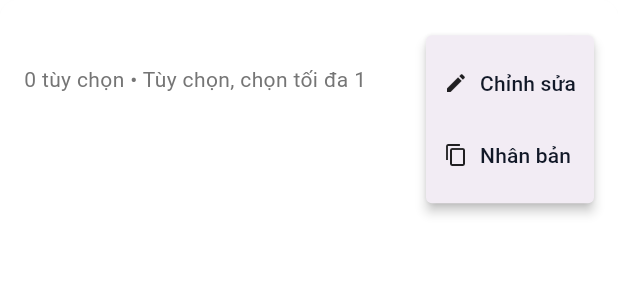
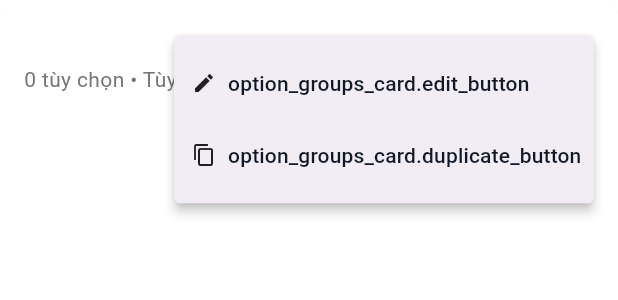
Before and after one commit to nhutquangnguyen/oishimenu-app, a Flutter app: the OptionGroupCard widget shown alone on an empty page, opened directly with empty values, after a tap on the "more vert" icon, on a phone screen of 412 x 824 dp. Shown: the top 300 px of the screen. Run offline on Flutter 3.47's test engine with Material 3 defaults, Android fonts, the phone set to English and light mode, and no system bars; our stand-ins replace easy_localization, fl_chart, flutter_riverpod, go_router, hive, hive_flutter and 5 more; accounts and stored records are empty.

Commit message:
Translate Option Group Card widget (6 strings)
Replaced Vietnamese strings with translation keys:
- Menu action labels (edit, duplicate, delete)
- Toggle required/optional labels
- Duplicate coming soon message

Removed const modifiers from PopupMenuItem widgets containing .tr() calls.

🤖 Generated with [Claude Code](https://claude.com/claude-code)

Co-Authored-By: Claude <noreply@anthropic.com>

```diff
--- a/lib/features/option_groups/widgets/option_group_card.dart
+++ b/lib/features/option_groups/widgets/option_group_card.dart
@@ -1,4 +1,5 @@
 import 'package:flutter/material.dart';
+import 'package:easy_localization/easy_localization.dart';
 import '../../../models/menu_options.dart';
 import '../utils/currency_formatter.dart';
 import '../utils/validation.dart';
@@ -123,13 +124,13 @@ class OptionGroupCard extends StatelessWidget {
                   PopupMenuButton<String>(
                     onSelected: (value) => _handleMenuAction(context, value),
                     itemBuilder: (context) => [
-                      const PopupMenuItem(
+                      PopupMenuItem(
                         value: 'edit',
                         child: Row(
                           children: [
-                            Icon(Icons.edit, size: 16),
-                            SizedBox(width: 8),
-                            Text('Chỉnh sửa'),
+                            const Icon(Icons.edit, size: 16),
+                            const SizedBox(width: 8),
+                            Text('option_groups_card.edit_button'.tr()),
                           ],
                         ),
                       ),
@@ -146,30 +147,30 @@ class OptionGroupCard extends StatelessWidget {
                               ),
                               const SizedBox(width: 8),
                               Text(optionGroup.isRequired
-                                  ? 'Đặt thành tùy chọn'
-                                  : 'Đặt thành bắt buộc'),
+                                  ? 'option_groups_card.set_optional'.tr()
+                                  : 'option_groups_card.set_required'.tr()),
                             ],
                           ),
                         ),
-                      const PopupMenuItem(
+                      PopupMenuItem(
                         value: 'duplicate',
                         child: Row(
                           children: [
-                            Icon(Icons.copy, size: 16),
-                            SizedBox(width: 8),
-                            Text('Nhân bản'),
+                            const Icon(Icons.copy, size: 16),
+                            const SizedBox(width: 8),
+                            Text('option_groups_card.duplicate_button'.tr()),
                           ],
                         ),
                       ),
                       if (onDelete != null) ...[
                         const PopupMenuDivider(),
-                        const PopupMenuItem(
+                        PopupMenuItem(
                           value: 'delete',
                           child: Row(
                             children: [
-                              Icon(Icons.delete, size: 16, color: Colors.red),
-                              SizedBox(width: 8),
-                              Text('Xóa', style: TextStyle(color: Colors.red)),
+                              const Icon(Icons.delete, size: 16, color: Colors.red),
+                              const SizedBox(width: 8),
+                              Text('option_groups_card.delete_button'.tr(), style: const TextStyle(color: Colors.red)),
                             ],
                           ),
                         ),
@@ -302,7 +303,7 @@ class OptionGroupCard extends StatelessWidget {
   void _showDuplicateSnackbar(BuildContext context) {
     ScaffoldMessenger.of(context).showSnackBar(
       SnackBar(
-        content: Text('Nhân bản "${optionGroup.name}" - Coming soon!'),
+        content: Text('option_groups_card.duplicate_coming_soon'.tr(namedArgs: {'name': optionGroup.name})),
         backgroundColor: Colors.orange,
       ),
     );
```
